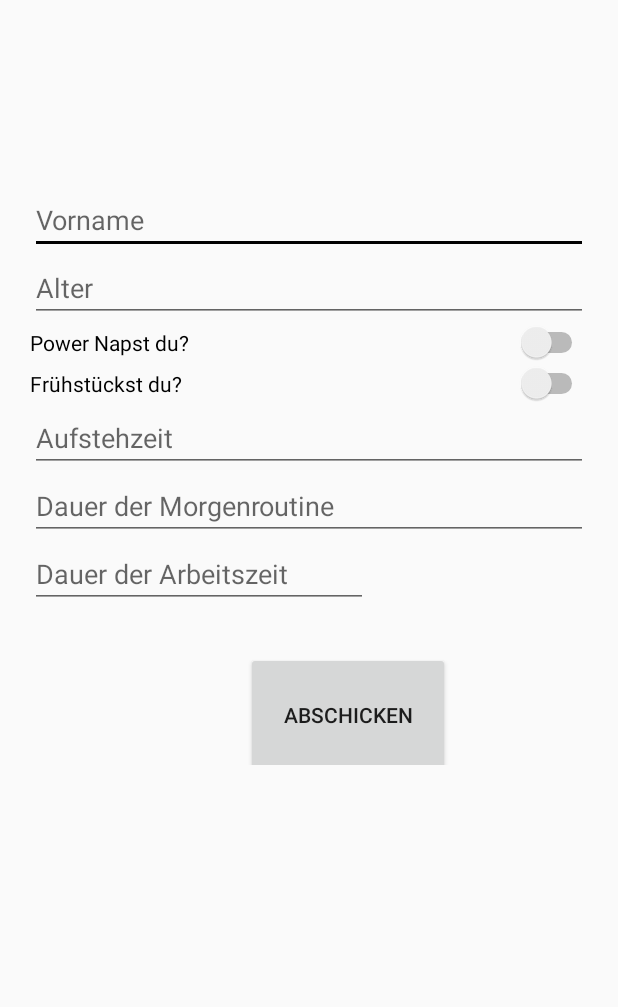
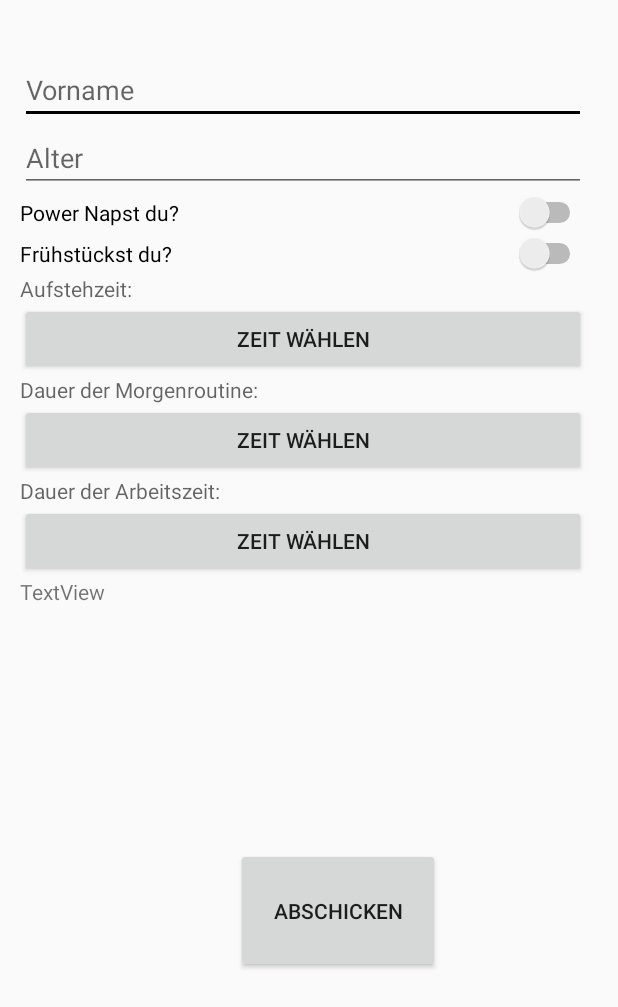
Before and after one commit to Anthony1198/HomeBalance, an Android app: the DatenEingabeActivity screen opened directly, with no data from a screen before it, on a phone screen of 412 x 824 dp. Shown: the top 1007 px of the screen. Run offline under Robolectric (Android 15) with nearby library versions, the phone set to English and light mode, and no system bars.

Commit message:
DatenEingabe mit API Einbindung

```diff
--- a/app/src/main/AndroidManifest.xml
+++ b/app/src/main/AndroidManifest.xml
@@ -2,6 +2,7 @@
 <manifest xmlns:android="http://schemas.android.com/apk/res/android"
     package="com.example.HomeBalance">
 
+    <uses-permission android:name="android.permission.ACCESS_NETWORK_STATE" />
     <application
         android:allowBackup="true"
         android:icon="@mipmap/ic_launcher"
--- a/app/src/main/java/com/example/HomeBalance/DatenEingabeActivity.java
+++ b/app/src/main/java/com/example/HomeBalance/DatenEingabeActivity.java
@@ -1,21 +1,51 @@
 package com.example.HomeBalance;
 
 
+import android.app.TimePickerDialog;
+import android.content.Context;
+import android.content.Intent;
+import android.net.ConnectivityManager;
 import android.os.Bundle;
 import android.view.View;
 import android.widget.Button;
 import android.widget.EditText;
 import android.widget.Switch;
+import android.widget.TextView;
+import android.widget.TimePicker;
 import android.widget.Toast;
 
 import androidx.appcompat.app.AppCompatActivity;
+import androidx.fragment.app.DialogFragment;
+
+import org.json.JSONArray;
+
+import java.io.BufferedReader;
+import java.io.InputStream;
+import java.io.InputStreamReader;
+import java.net.HttpURLConnection;
+import java.net.URL;
 
 
-public class DatenEingabeActivity extends AppCompatActivity {
+
+public class DatenEingabeActivity extends AppCompatActivity implements TimePickerDialog.OnTimeSetListener {
+
+    private String urlMitName;
+    private String urlMitNameOptimierung;
+
+    String vornameInhalt;
+    String aufstehzeitInhalt;
+    String routineInhalt;
+    String arbneitszeitInhalt;
+    int alterInhalt;
+    Boolean napInhalt;
+    Boolean fruehstueckInhalt;
+
+    TextView ausgewaehlt;
+
 
     DatenbankActivity1 datenbank;
-    private Button abschicken;
-    private EditText vorname, alter, aufstehzeit, routine, arbeitszeit;
+    private Button abschicken, aufstehzeitButton, routineButton, arbeitszeitButton;
+    private TextView vorname, alter, aufstehzeit, routine, arbeitszeit, textView;
     private Switch nap, fruehstueck;
 
     @Override
@@ -26,60 +56,159 @@ public class DatenEingabeActivity extends AppCompatActivity {
 
         vorname = (EditText) findViewById(R.id.vorname);
         alter = (EditText) findViewById(R.id.alter);
-        aufstehzeit = (EditText) findViewById(R.id.aufstehzeit);
-        routine = (EditText) findViewById(R.id.routine);
-        arbeitszeit = (EditText) findViewById(R.id.arbeitszeit);
+        aufstehzeit = (TextView) findViewById(R.id.aufstehzeit);
+        routine = (TextView) findViewById(R.id.routine);
+        arbeitszeit = (TextView) findViewById(R.id.arbeitszeit);
         abschicken = (Button) findViewById(R.id.abschicken);
+        aufstehzeitButton = (Button) findViewById(R.id.aufstehzeitButton);
+        routineButton = (Button) findViewById(R.id.routineButton);
+        arbeitszeitButton = (Button) findViewById(R.id.arbeitszeitButton);
         nap = (Switch) findViewById(R.id.nap);
         fruehstueck = (Switch) findViewById(R.id.fruehstueck);
+        datenbank = new DatenbankActivity1(this);
 
-        datenbank = new DatenbankActivity1(this);
+        textView = (TextView) findViewById(R.id.testtest);
+
+
+
+       aufstehzeitButton.setOnClickListener(new View.OnClickListener() {
+            @Override
+            public void onClick(View v) {
+                ausgewaehlt = aufstehzeit;
+                DialogFragment timePicker = new TimePickerFragment();
+                timePicker.show(getSupportFragmentManager(), "timePickerAustehzeit");
+            }
+        });
+
+        routineButton.setOnClickListener(new View.OnClickListener() {
+            @Override
+            public void onClick(View v) {
+                ausgewaehlt = routine;
+                DialogFragment timePicker = new TimePickerFragment();
+                timePicker.show(getSupportFragmentManager(), "timePickerRoutine");
+            }
+        });
+
+        arbeitszeitButton.setOnClickListener(new View.OnClickListener() {
+            @Override
+            public void onClick(View v) {
+                ausgewaehlt = arbeitszeit;
+                DialogFragment timePicker = new TimePickerFragment();
+                timePicker.show(getSupportFragmentManager(), "timePickerArbeitszeit");
+            }
+        });
+
+
 
 
         abschicken.setOnClickListener(new View.OnClickListener() {
             @Override
             public void onClick(View v) {
-                if (vorname.getText().length() != 0 && alter.getText().length() != 0 &&  aufstehzeit.getText().length() != 0 && routine.getText().length() != 0 && arbeitszeit.getText().length() != 0)  {
-                    String vornameInhalt = vorname.getText().toString();
-                    int alterInhalt = Integer.parseInt(alter.getText().toString());
-                    String aufstehzeitInhalt = aufstehzeit.getText().toString();
-                    String routineInhalt = routine.getText().toString();
-                    String arbneitszeitInhalt = arbeitszeit.getText().toString();
+                if (vorname.getText().length() != 0 && alter.getText().length() != 0 &&  aufstehzeit.getText().length() != 0 && routine.getText().length() != 0 && arbeitszeit.getText().length() != 0) {
+                    vornameInhalt = vorname.getText().toString();
+                    alterInhalt = Integer.parseInt(alter.getText().toString());
+                    aufstehzeitInhalt = aufstehzeit.getText().toString();
+                    routineInhalt = routine.getText().toString();
+                    arbneitszeitInhalt = arbeitszeit.getText().toString();
 
-                    Boolean napInhalt = nap.isChecked();
-                    Boolean fruehstueckInhalt = fruehstueck.isChecked();
+                    napInhalt = nap.isChecked();
+                    fruehstueckInhalt = fruehstueck.isChecked();
 
                     AddData(vornameInhalt, alterInhalt, aufstehzeitInhalt, routineInhalt, arbneitszeitInhalt, napInhalt, fruehstueckInhalt);
 
+                    if (isOnline() == false) {
+                        toastMessage("Keine Internetverbindung!");
+                    } else {
+                        urlMitName = "http://localhost:8080/api/schedule?" + "nap=" + napInhalt + "&age=" + alterInhalt + "&breakfast=" + fruehstueckInhalt + "&wakeUpTime=" + aufstehzeitInhalt + "&getReadyDuration=" + routineInhalt + "&workingHours=" + arbneitszeitInhalt;
+
+                        // Button deaktivieren während ein HTTP-Request läuft
+                        abschicken.setEnabled(false);
+
+                        toastMessage("Daten werden verarbeitet!");
+
+                        String JSON = null;
+                        try {
+                            JSON = holeOptimierungsDaten();
+                        } catch (Exception e) {
+                            e.printStackTrace();
+                        }
+
+                        textView.setText(JSON);
 
 
 
-
-
+                        //Intent intent = new Intent(getApplicationContext(), MainActivity.class);
+                        //startActivity(intent);
+                    }
 
                 } else {
-                    toastMessage("Felder dürfen nicht leer sein!");
+                    toastMessage("Daten nicht vollständig!");
                 }
+            }
+        });
+    }
 
-            }
-
-        });
+    @Override
+    public void onTimeSet(TimePicker view, int stunden, int minuten) {
+        ausgewaehlt.setText(stunden + " : " + minuten);
     }
 
     /**
      * Daten werden für Speicherung an die Datenbank weitergeleitet
      */
-    public void AddData(String newEntry, int newEntry2, String newEntry3, String newEntry4, String newEntry5, Boolean newEntry6, Boolean newEntry7) {
+    private void AddData(String newEntry, int newEntry2, String newEntry3, String newEntry4, String newEntry5, Boolean newEntry6, Boolean newEntry7) {
         boolean insertData = datenbank.addData(newEntry, newEntry2, newEntry3, newEntry4, newEntry5, newEntry6, newEntry7);
 
             if (insertData) {
-                toastMessage("Daten wurden erfolgreich gespeichert!");
+                //toastMessage("Daten wurden erfolgreich gespeichert!");
             } else {
                 toastMessage("Etwas ist schief gelaufen :(");
             }
     }
 
+
+    private String holeOptimierungsDaten() throws Exception {
+
+        URL url = null;
+        HttpURLConnection conn = null;
+        String httpErgebnisDokument = "";
+
+        url = new URL(urlMitName);
+        conn = (HttpURLConnection) url.openConnection();
+
+        if (conn.getResponseCode() != HttpURLConnection.HTTP_OK) {
+
+            throw new Exception(getString(R.string.HTTPS));
+
+        } else {
+
+            InputStream is = conn.getInputStream();
+            InputStreamReader ris = new InputStreamReader(is);
+            BufferedReader reader = new BufferedReader(ris);
+
+            // JSON-Dokument wird zeilenweise eingelesen
+            String zeile = "";
+            while ((zeile = reader.readLine()) != null) {
+
+                httpErgebnisDokument += zeile;
+            }
+        }
+
+        return httpErgebnisDokument;
+
+    }
+
     private void toastMessage(String message){
         Toast.makeText(this,message, Toast.LENGTH_SHORT).show();
     }
+
+    /**
+     * Internetverbindung wird getestet
+     *
+     * @return boolean, ob Internetverbindung vorhanden
+     */
+    private boolean isOnline() {
+        ConnectivityManager cm = (ConnectivityManager) getSystemService(Context.CONNECTIVITY_SERVICE);
+        return cm.getActiveNetworkInfo() != null && cm.getActiveNetworkInfo().isConnectedOrConnecting();
+    }
 }
--- a/app/src/main/res/layout/fragment_dateneingabe.xml
+++ b/app/src/main/res/layout/fragment_dateneingabe.xml
@@ -7,14 +7,14 @@
 
     <LinearLayout
         android:id="@+id/linearLayout"
-        android:layout_width="wrap_content"
-        android:layout_height="386dp"
+        android:layout_width="377dp"
+        android:layout_height="651dp"
         android:layout_alignParentStart="true"
         android:layout_alignParentTop="true"
         android:layout_alignParentEnd="true"
-        android:layout_marginStart="20dp"
-        android:layout_marginTop="124dp"
-        android:layout_marginEnd="20dp"
+        android:layout_marginStart="13dp"
+        android:layout_marginTop="37dp"
+        android:layout_marginEnd="21dp"
         android:orientation="vertical">
 
 
@@ -46,29 +46,53 @@
             android:layout_height="wrap_content"
             android:text="Frühstückst du?" />
 
-        <EditText
+        <TextView
             android:id="@+id/aufstehzeit"
             android:layout_width="match_parent"
             android:layout_height="wrap_content"
             android:ems="10"
-            android:hint="Aufstehzeit"
+            android:hint="Aufstehzeit:"
             android:inputType="time" />
 
-        <EditText
+        <Button
+            android:id="@+id/aufstehzeitButton"
+            android:layout_width="match_parent"
+            android:layout_height="wrap_content"
+            android:text="Zeit wählen" />
+
+        <TextView
             android:id="@+id/routine"
             android:layout_width="match_parent"
             android:layout_height="wrap_content"
             android:ems="10"
-            android:hint="Dauer der Morgenroutine"
+            android:hint="Dauer der Morgenroutine:"
             android:inputType="time" />
 
-        <EditText
+        <Button
+            android:id="@+id/routineButton"
+            android:layout_width="match_parent"
+            android:layout_height="wrap_content"
+            android:text="Zeit wählen" />
+
+        <TextView
             android:id="@+id/arbeitszeit"
-            android:layout_width="225dp"
+            android:layout_width="match_parent"
             android:layout_height="wrap_content"
             android:ems="10"
-            android:hint="Dauer der Arbeitszeit"
+            android:hint="Dauer der Arbeitszeit:"
             android:inputType="time" />
+
+        <Button
+            android:id="@+id/arbeitszeitButton"
+            android:layout_width="match_parent"
+            android:layout_height="wrap_content"
+            android:text="Zeit wählen" />
+
+        <TextView
+            android:id="@+id/testtest"
+            android:layout_width="match_parent"
+            android:layout_height="151dp"
+            android:text="TextView" />
 
         <Button
             android:id="@+id/abschicken"
--- a/app/src/main/res/values/strings.xml
+++ b/app/src/main/res/values/strings.xml
@@ -15,4 +15,5 @@
     <string name="introTitle2">Daten eingeben und Unterstützung erhalten</string>
     <string name="introDescr1">HomeBalance trägt zur Balance deiner Arbeits- Lebens- Schlaf- und Aktivitätszeiten bei.</string>
     <string name="introDescr2">Durch unser intelligentes System erhälst du täglich an dich angepasste Vorschläge, um deinen Alltag zu strukturieren, auszugleichen und vieles Mehr!</string>
+    <string name="HTTPS" />
 </resources>
```
Also changed, not shown: app/src/main/java/com/example/HomeBalance/TimePickerFragment.java (added, +24 -0 lines).
